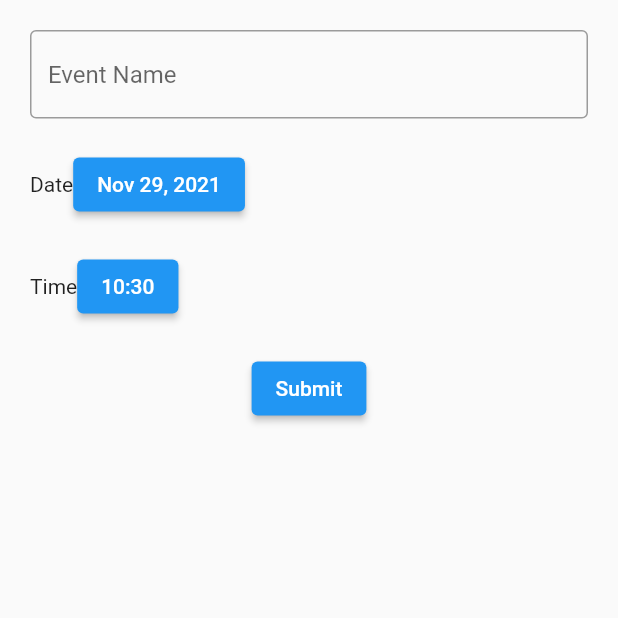
After one commit to jennanatkinson/caregiver-app, a Flutter app: the AddWidget screen opened directly, on a phone screen of 412 x 824 dp, the top half of it. The commit adds this screen. Run offline on Flutter 3.47's test engine with Material 2 defaults, Android fonts, the phone set to English and light mode, and no system bars.

Commit message:
Set up Add page to create new events.

```diff
--- /dev/null
+++ b/lib/add_widget.dart
@@ -0,0 +1,26 @@
+import 'package:caregiver_app/subwidgets/create_event_widget.dart';
+import 'package:caregiver_app/theme.dart';
+import 'package:flutter/material.dart';
+
+class AddWidget extends StatefulWidget {
+  const AddWidget(
+      {Key? key, required this.carePlanId, required this.currentUser})
+      : super(key: key);
+  final String carePlanId;
+  final String currentUser;
+
+  @override
+  State<AddWidget> createState() => _AddWidgetState();
+}
+
+class _AddWidgetState extends State<AddWidget> {
+  @override
+  Widget build(BuildContext context) {
+    return Scaffold(
+        drawer: const Drawer(),
+        body: Padding(
+            child: CreateEventWidget(
+                carePlanId: widget.carePlanId, currentUser: widget.currentUser),
+            padding: standardPadding));
+  }
+}
--- a/lib/dao/detail_type_access_object.dart
+++ b/lib/dao/detail_type_access_object.dart
@@ -37,4 +37,8 @@ class DetailTypeAccessObject {
   static String getTypeColor(String id) {
     return getDetailType(id).color;
   }
+
+  static List<DetailType> getUserTypes(String userId) {
+    return typeData;
+  }
 }
--- a/lib/dao/event_access_object.dart
+++ b/lib/dao/event_access_object.dart
@@ -10,13 +10,13 @@ class EventAccessObject {
 
   EventAccessObject._internal();
 
-  static final List<Event> eventData = List.generate(
+  final List<Event> eventData = List.generate(
       10,
       (int i) => generateRandomEvent('C_000000000000', 'Event $i',
           [DetailAccessObject.getDetail('D_000000000000')]),
       growable: true);
 
-  static List<Event> getEvents(
+  List<Event> getEvents(
     String? id,
     String? name,
     String? carePlanId,
@@ -42,4 +42,8 @@ class EventAccessObject {
     }
     return events;
   }
+
+  void createEvent(Event event) {
+    eventData.add(event);
+  }
 }
--- a/lib/data_objects/event.dart
+++ b/lib/data_objects/event.dart
@@ -3,7 +3,7 @@ import 'dart:math';
 import 'package:caregiver_app/data_objects/detail.dart';
 
 class Event {
-  final String id;
+  String? id;
   String name;
   final String carePlanId;
   List<Detail> details;
@@ -15,6 +15,10 @@ class Event {
 
   Event(this.id, this.name, this.carePlanId, this.details, this.createdAt,
       this.dueAt, this.completedAt, this.notifyAt, this.assignedUserId);
+  Event.withoutId(this.name, this.carePlanId, this.details, this.createdAt,
+      this.dueAt, this.completedAt, this.notifyAt, this.assignedUserId) {
+    id = generateRandomId();
+  }
 
   toggleComplete() {
     if (completedAt == null) {
@@ -33,11 +37,7 @@ Event generateRandomEvent(
     String carePlanId, String name, List<Detail> details) {
   var random = Random();
 
-  // Generates a number between 10^11 and 10^12
-  var id = 100000000000 +
-      ((random.nextInt(4294967296) << 32) | random.nextInt(4294967296)) %
-          899999999999;
-
+  var id = generateRandomId();
   int now = DateTime.now().millisecondsSinceEpoch;
   const int weekInMilliseconds = 604800000;
   // Generates a date between a week ago and now
@@ -54,6 +54,12 @@ Event generateRandomEvent(
 
   var assignedUserId = random.nextBool() ? 'U_000000000000' : null;
 
-  return Event('E_$id', name, carePlanId, details, createdAt, dueAt,
-      completedAt, notifyAt, assignedUserId);
+  return Event(id, name, carePlanId, details, createdAt, dueAt, completedAt,
+      notifyAt, assignedUserId);
 }
+
+String generateRandomId() {
+  var random = Random();
+  // Generates a number between 10^11 and 10^12
+  return 'E_${100000000000 + ((random.nextInt(4294967296) << 32) | random.nextInt(4294967296)) % 899999999999}';
+}
--- a/lib/login_widget.dart
+++ b/lib/login_widget.dart
@@ -4,6 +4,7 @@ import 'package:flutter/material.dart';
 class LoginWidget extends StatefulWidget {
   const LoginWidget({Key? key, required this.loginCallback}) : super(key: key);
   final Function loginCallback;
+  final loginPadding = const EdgeInsets.fromLTRB(60, 0, 60, 0);
 
   @override
   State<LoginWidget> createState() => _LoginWidgetState();
@@ -15,7 +16,7 @@ class _LoginWidgetState extends State<LoginWidget> {
     return Scaffold(
         // Padding widget allows padding inside Scaffold
         body: Padding(
-            padding: const EdgeInsets.fromLTRB(50, 0, 50, 0),
+            padding: widget.loginPadding,
             child: LoginFormWidget(loginCallback: widget.loginCallback)));
   }
 }
--- a/lib/main.dart
+++ b/lib/main.dart
@@ -1,15 +1,16 @@
+import 'package:caregiver_app/add_widget.dart';
+import 'package:caregiver_app/events_widget.dart';
 import 'package:caregiver_app/string_library.dart';
-import 'package:caregiver_app/tasks_widget.dart';
 import 'package:caregiver_app/theme.dart';
 import 'package:flutter/material.dart';
 
 import 'login_widget.dart';
-import 'navbar_widget.dart';
+import 'subwidgets/navbar_widget.dart';
 
 void main() => runApp(CaregiverApp());
 
 class CaregiverApp extends StatefulWidget {
-  String? _currentUser;
+  // String? _currentUser;
 
   CaregiverApp({Key? key}) : super(key: key);
   final String _appTitle = StringLibrary.getString('MAIN', 'APP_TITLE');
@@ -18,25 +19,14 @@ class CaregiverApp extends StatefulWidget {
   int _currentView = 0;
   // Whether a user has been authorized
   bool _loggedIn = false;
-  // Main views in the app
-  // final List<Widget> _views = [
-  //   TasksWidget(
-  //     carePlanName: StringLibrary.getString('MAIN', 'CARE_PLAN_NAME'),
-  //     patientInitials: 'E',
-  //     currentUser: '',
-  //   ),
-  //   // Change to "Add" widget
-  //   const Icon(Icons.add, size: 150),
-  //   // Change to "Manage Care" widget
-  //   const Icon(Icons.people, size: 150),
-  //   // Change to "Settings" widget
-  //   const Icon(Icons.settings, size: 150)
-  // ];
-  final TasksWidget _tasks = TasksWidget(
+
+  final EventsWidget _tasks = EventsWidget(
     carePlanName: StringLibrary.getString('MAIN', 'CARE_PLAN_NAME'),
     patientInitials: 'E',
     currentUser: '',
   );
+  final AddWidget _add =
+      const AddWidget(carePlanId: 'C_000000000000', currentUser: '');
 
   @override
   State<StatefulWidget> createState() => _CaregiverAppState();
@@ -58,7 +48,7 @@ class _CaregiverAppState extends State<CaregiverApp> {
           body: [
             widget._tasks,
             // Change to "Add" widget
-            const Icon(Icons.add, size: 150),
+            widget._add,
             // Change to "Manage Care" widget
             const Icon(Icons.people, size: 150),
             // Change to "Settings" widget
--- a/lib/string_library.dart
+++ b/lib/string_library.dart
@@ -15,6 +15,11 @@ class StringLibrary {
       'MANAGE_CARE_BUTTON': 'Manage Care',
       'SETTINGS_BUTTON': 'Settings',
       'TASKS_BUTTON': 'Tasks'
+    },
+    'NEW_EVENT': {
+      'EVENT_NAME': 'Event Name',
+      'SUBMIT': 'Submit',
+      'UNASSIGNED': 'Unassigned'
     },
     'TASKS': {
       'ALL_TASKS_TAB': 'All Tasks',
--- /dev/null
+++ b/lib/subwidgets/create_event_widget.dart
@@ -0,0 +1,140 @@
+import 'package:caregiver_app/dao/event_access_object.dart';
+import 'package:caregiver_app/data_objects/event.dart';
+import 'package:caregiver_app/string_library.dart';
+import 'package:flutter/material.dart';
+import 'package:intl/intl.dart';
+
+class CreateEventWidget extends StatefulWidget {
+  CreateEventWidget(
+      {Key? key, required this.carePlanId, required this.currentUser})
+      : super(key: key);
+  final String carePlanId;
+  final String currentUser;
+
+  final EventAccessObject _eventAccessObject = EventAccessObject();
+
+  DateTime _selectedDate = DateTime.now();
+  String? _selectedUser;
+
+  // Date range for events
+  final int _dateRange = 100;
+
+  final EventAccessObject eventAccessObject = EventAccessObject();
+
+  @override
+  State<CreateEventWidget> createState() => _CreateEventWidgetState();
+}
+
+class _CreateEventWidgetState extends State<CreateEventWidget> {
+  final eventNameController = TextEditingController();
+
+  @override
+  void dispose() {
+    eventNameController.dispose();
+    super.dispose();
+  }
+
+  @override
+  Widget build(BuildContext context) {
+    final _key = GlobalKey<FormState>();
+
+    var paddingBetweenItems = const Padding(padding: EdgeInsets.all(10));
+
+    return Form(
+        key: _key,
+        child: Column(children: [
+          // Event Name
+          TextFormField(
+              controller: eventNameController,
+              decoration: InputDecoration(
+                  border: const OutlineInputBorder(),
+                  hintText:
+                      StringLibrary.getString('NEW_EVENT', 'EVENT_NAME'))),
+          paddingBetweenItems,
+          // Event Date
+          Row(children: [
+            const Text('Date'),
+            ElevatedButton(
+                onPressed: () => _selectDate(context),
+                child:
+                    Text(DateFormat('MMM d, y').format(widget._selectedDate)))
+          ]),
+          paddingBetweenItems,
+          // Event Time
+          Row(children: [
+            const Text('Time'),
+            ElevatedButton(
+                onPressed: () => _selectTime(context),
+                // TODO: This seems bugged. The time doesn't appear to change, but the event shows changed time
+                child: Text(DateFormat('hh:mm').format(widget._selectedDate)))
+          ]),
+          if (isFutureEvent()) paddingBetweenItems,
+          if (isFutureEvent())
+            Row(children: [
+              // TODO: Decide on final string for here
+              const Text('Assignee'),
+              ElevatedButton(
+                  onPressed: () => _selectAssignee(context),
+                  child: widget._selectedUser != null
+                      ? Text(widget._selectedUser as String)
+                      : Text(
+                          StringLibrary.getString('NEW_EVENT', 'UNASSIGNED')))
+            ]),
+          paddingBetweenItems,
+          ElevatedButton(
+              onPressed: () => _submitEvent(context),
+              child: Text(StringLibrary.getString('NEW_EVENT', 'SUBMIT')))
+        ]));
+  }
+
+  // Opens the date picker and stores the selected date
+  Future<void> _selectDate(BuildContext context) async {
+    final DateTime? picked = await showDatePicker(
+        context: context,
+        initialDate: widget._selectedDate,
+        firstDate: DateTime(DateTime.now().year - widget._dateRange, 1, 1),
+        lastDate: DateTime(DateTime.now().year + widget._dateRange, 12, 31));
+    if (picked != null && picked != widget._selectedDate) {
+      setState(() {
+        widget._selectedDate = DateTime(picked.year, picked.month, picked.day,
+            widget._selectedDate.hour, widget._selectedDate.minute, 0, 0);
+      });
+    }
+  }
+
+  Future<void> _selectTime(BuildContext context) async {
+    final TimeOfDay? picked = await showTimePicker(
+        context: context,
+        initialTime: TimeOfDay(
+            hour: widget._selectedDate.hour,
+            minute: widget._selectedDate.minute));
+    if (picked != null &&
+        (picked.hour != widget._selectedDate.hour ||
+            picked.minute != widget._selectedDate.minute)) {
+      widget._selectedDate = DateTime(
+          widget._selectedDate.year,
+          widget._selectedDate.month,
+          widget._selectedDate.day,
+          picked.hour,
+          picked.minute);
+    }
+  }
+
+  Future<void> _selectAssignee(BuildContext context) async {}
+
+  _submitEvent(BuildContext context) {
+    widget._eventAccessObject.createEvent(Event.withoutId(
+        eventNameController.text,
+        widget.carePlanId,
+        List.empty(),
+        DateTime.now().millisecondsSinceEpoch,
+        isFutureEvent() ? widget._selectedDate.millisecondsSinceEpoch : null,
+        isFutureEvent() ? null : widget._selectedDate.millisecondsSinceEpoch,
+        null,
+        widget._selectedUser));
+  }
+
+  bool isFutureEvent() {
+    return widget._selectedDate.isAfter(DateTime.now());
+  }
+}
```
Also changed, not shown: lib/events_widget.dart (renamed from lib/tasks_widget.dart, +14 -10 lines), lib/subwidgets/detail_type_widget.dart (added, +27 -0 lines), lib/subwidgets/event_list_widget.dart (+13 -6 lines), lib/subwidgets/select_detail_type_widget.dart (added, +32 -0 lines), lib/theme.dart (+7 -4 lines), lib/subwidgets/navbar_widget.dart (renamed from lib/navbar_widget.dart).
